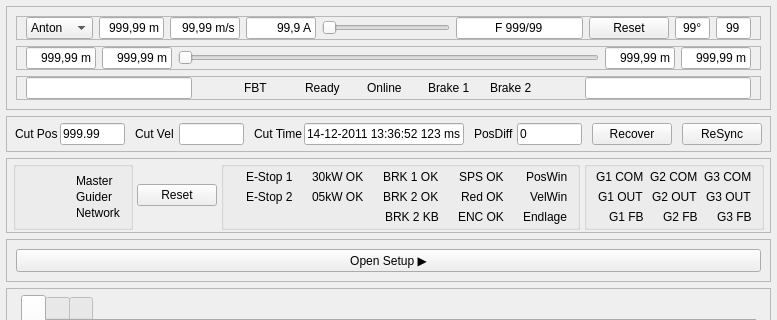
Old version of the form src/steuerung3d/apps/yellow/ui_split/yellow3_shell_marker.ui in the repository martburg/qt_panda_spike_repo; both pictures show x 0 to 777 and y 0 to 320 of the 777 by 625 pixel window.
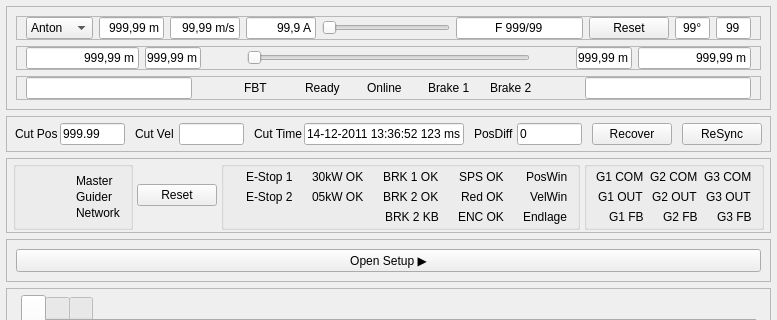
New version of the form.

```diff
--- a/src/steuerung3d/apps/yellow/ui_split/yellow3_shell_marker.ui
+++ b/src/steuerung3d/apps/yellow/ui_split/yellow3_shell_marker.ui
@@ -309,7 +309,7 @@
          <property name="frameShadow">
           <enum>QFrame::Shadow::Raised</enum>
          </property>
-         <layout class="QHBoxLayout" name="horizontalLayout_3" stretch="0,0,1,0,0">
+         <layout class="QHBoxLayout" name="horizontalLayout_3" stretch="2,1,0,5,0,1,2">
           <property name="topMargin">
            <number>0</number>
           </property>
@@ -326,7 +326,7 @@
             </property>
             <property name="maximumSize">
              <size>
-              <width>70</width>
+              <width>16777215</width>
               <height>16777215</height>
              </size>
             </property>
@@ -348,7 +348,7 @@
             </property>
             <property name="maximumSize">
              <size>
-              <width>70</width>
+              <width>16777215</width>
               <height>16777215</height>
              </size>
             </property>
@@ -360,6 +360,19 @@
             </property>
            </widget>
           </item>
+          <item>
+           <spacer name="spHdrLimitsGapLeft">
+            <property name="orientation">
+             <enum>Qt::Orientation::Horizontal</enum>
+            </property>
+            <property name="sizeHint" stdset="0">
+             <size>
+              <width>40</width>
+              <height>20</height>
+             </size>
+            </property>
+           </spacer>
+          </item>
           <item>
            <widget class="QSlider" name="sldLimitRange">
             <property name="sizePolicy">
@@ -385,6 +398,19 @@
             </property>
            </widget>
           </item>
+          <item>
+           <spacer name="spHdrLimitsGapRight">
+            <property name="orientation">
+             <enum>Qt::Orientation::Horizontal</enum>
+            </property>
+            <property name="sizeHint" stdset="0">
+             <size>
+              <width>40</width>
+              <height>20</height>
+             </size>
+            </property>
+           </spacer>
+          </item>
           <item>
            <widget class="QLineEdit" name="txtLimitUserMax">
             <property name="sizePolicy">
@@ -395,7 +421,7 @@
             </property>
             <property name="maximumSize">
              <size>
-              <width>70</width>
+              <width>16777215</width>
               <height>16777215</height>
              </size>
             </property>
@@ -417,7 +443,7 @@
             </property>
             <property name="maximumSize">
              <size>
-              <width>70</width>
+              <width>16777215</width>
               <height>16777215</height>
              </size>
             </property>
```
